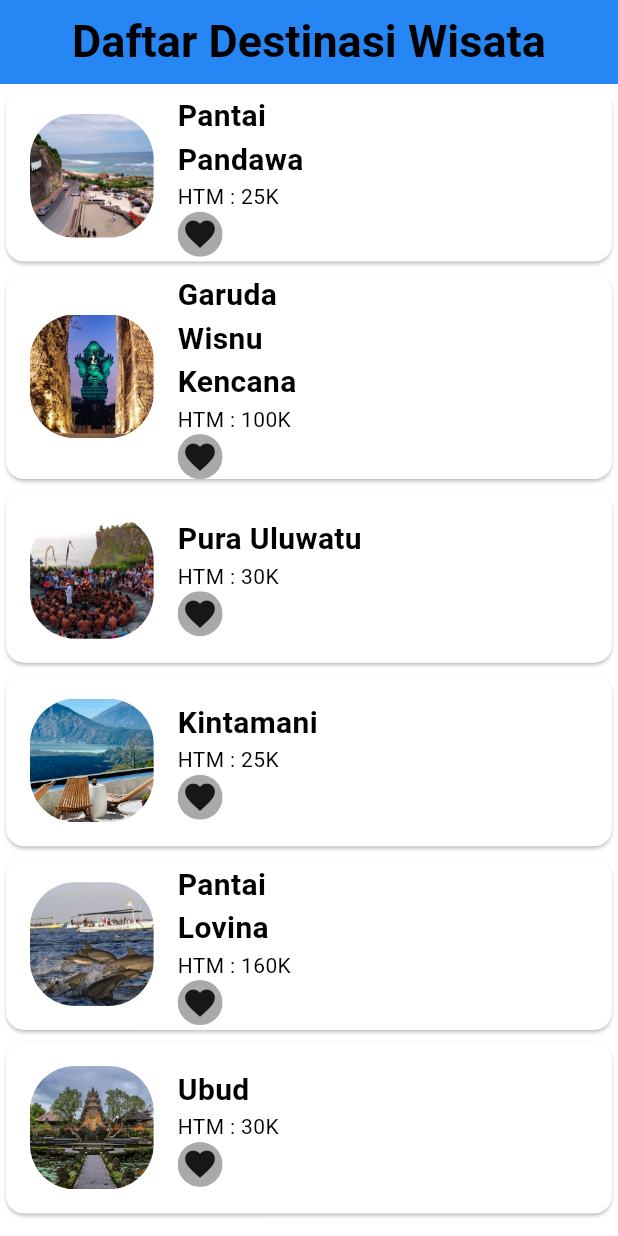
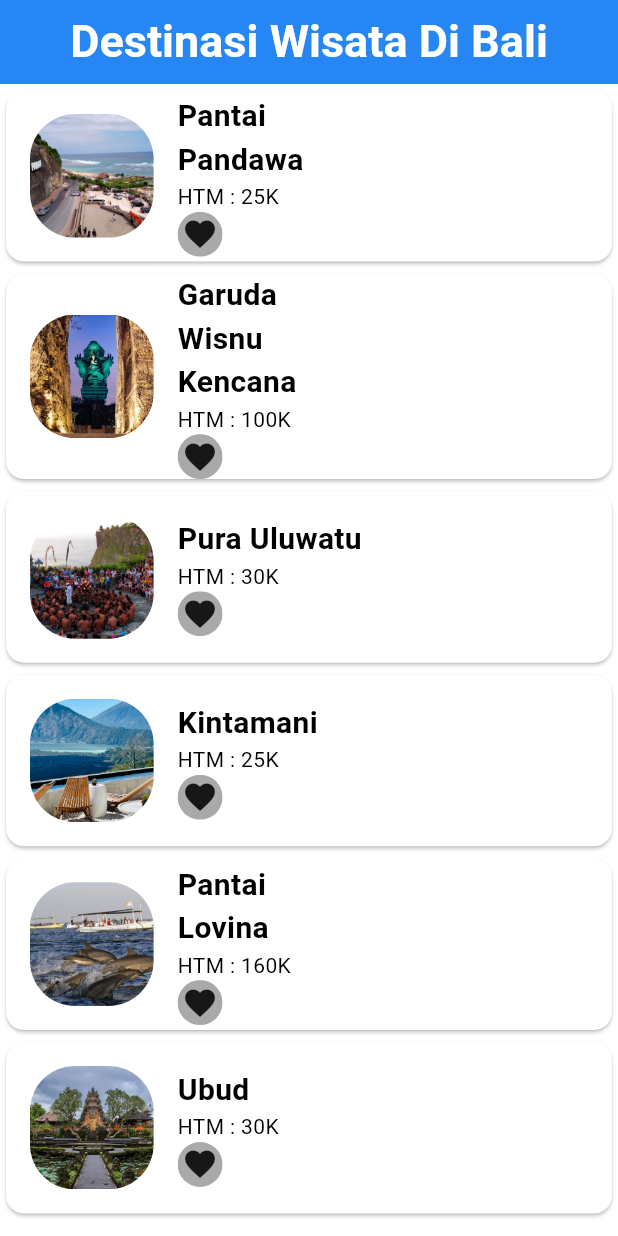
Before and after one commit to adjiemkyn/uas_flutter, a Flutter app: the screen it shows after launch, on a phone screen of 412 x 824 dp. Run offline on Flutter 3.47's test engine with Material 3 defaults, Android fonts, the phone set to English and light mode, and no system bars; Roboto replaces fonts that are missing (MyCustomFont).

Commit message:
home edit

```diff
--- a/lib/data/home.dart
+++ b/lib/data/home.dart
@@ -14,11 +14,12 @@ class home extends StatelessWidget {
       appBar: AppBar(
         centerTitle: true,
         title: Text(
-          'Daftar Destinasi Wisata',
+          'Destinasi Wisata Di Bali',
           style: TextStyle(
             fontFamily: 'MyCustomFont',
             fontSize: 30.0,
             fontWeight: FontWeight.bold,
+            color: Colors.white,
           ),
         ),
         backgroundColor: Color.fromARGB(255, 37, 134, 244),
--- a/lib/main.dart
+++ b/lib/main.dart
@@ -11,7 +11,7 @@ class MyApp extends StatelessWidget {
   @override
   Widget build(BuildContext context) {
     return MaterialApp(
-      title: 'Daftar wisata',
+      title: 'Bali Tour',
       theme: ThemeData(
         primarySwatch: Colors.blue,
         visualDensity: VisualDensity.adaptivePlatformDensity,
```
